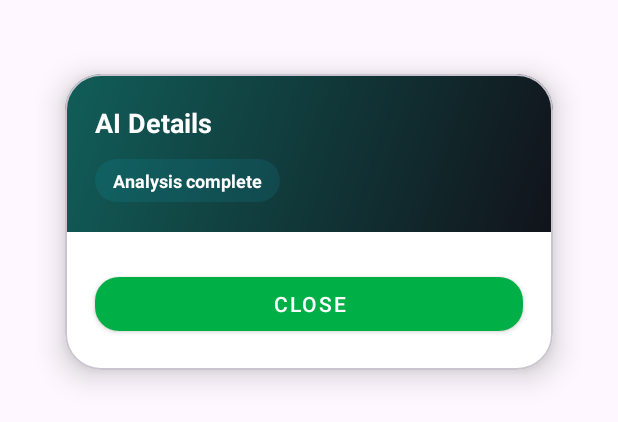
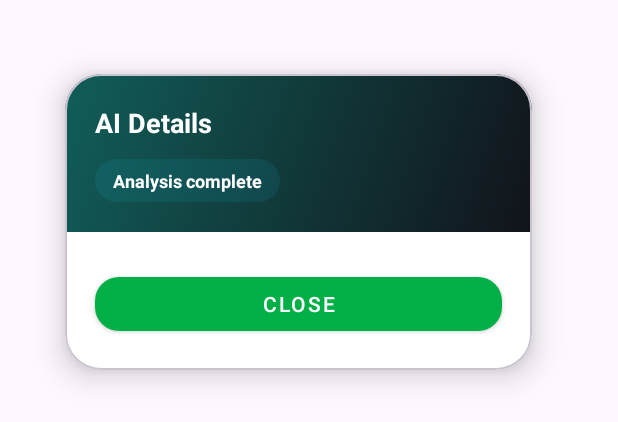
Before and after one commit to 19Dishank/safepassage-master, an Android app: the layout dialog_ai_details.xml on its own in the app's theme, with its tools: preview values and no code run, on a phone screen of 412 x 824 dp. Shown: the top 422 px of the screen. Run offline under Robolectric (Android 15) with nearby library versions, the phone set to English and light mode, and no system bars.

Commit message:
Ai summery popup model fixed

```diff
--- a/app/src/main/java/com/dhruvbuildz/safepassageapp/Utils/IpConfig.kt
+++ b/app/src/main/java/com/dhruvbuildz/safepassageapp/Utils/IpConfig.kt
@@ -12,7 +12,7 @@ package com.dhruvbuildz.safepassageapp.Utils
 object IpConfig {
 
     // ===== UPDATE ONLY THIS IP ADDRESS =====
-    const val CURRENT_IP = "10.112.67.87"
+    const val CURRENT_IP = "192.168.31.118"
     // ======================================
 
     // Base URLs
--- a/app/src/main/res/layout/dialog_ai_details.xml
+++ b/app/src/main/res/layout/dialog_ai_details.xml
@@ -6,7 +6,7 @@
     android:padding="24dp">
 
     <com.google.android.material.card.MaterialCardView
-        android:layout_width="match_parent"
+        android:layout_width="350dp"
         android:layout_height="wrap_content"
         app:cardCornerRadius="24dp"
         app:cardElevation="12dp"
```
